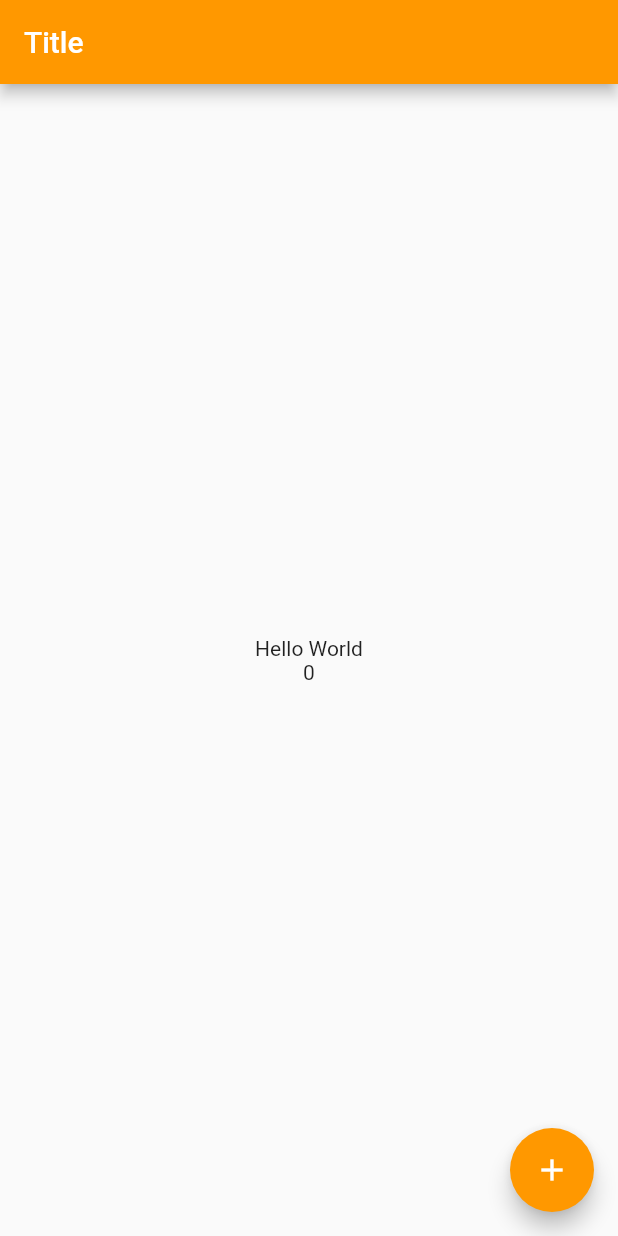
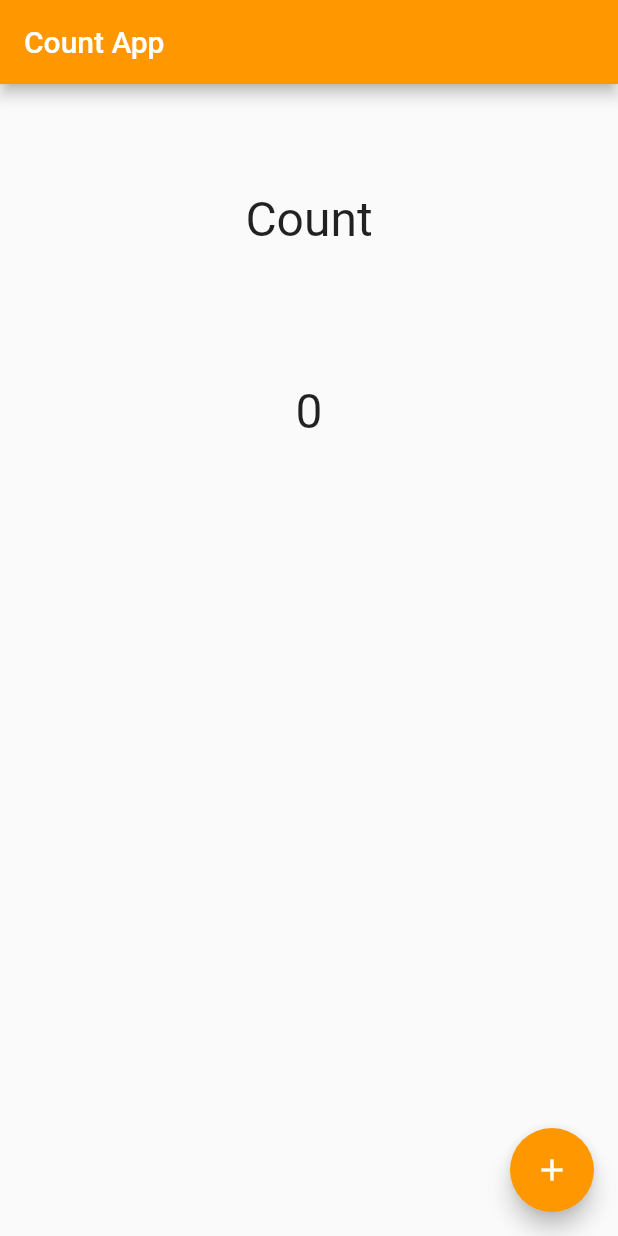
Before and after one commit to oqnunes/flutter-count-app, a Flutter app: the screen it shows after launch, on a phone screen of 412 x 824 dp. Run offline on Flutter 3.47's test engine with Material 2 defaults, Android fonts, the phone set to English and light mode, and no system bars.

Commit message:
style(): improve style and copy

```diff
--- a/lib/main.dart
+++ b/lib/main.dart
@@ -27,14 +27,25 @@ class _HomePageState extends State<HomePage> {
     return Scaffold(
       appBar:
         AppBar(
-          title: const Text("Title"),
+          title: const Text("Count App"),
           backgroundColor: Colors.orange
         ),
       body: Center(
-        child: Text(
-          "Hello World\n$count",
-          textAlign: TextAlign.center
-        )
+        child: Column(
+          children: [
+             const Text(
+              "Count",
+              textAlign: TextAlign.center,
+              style: TextStyle(fontSize: 32, height: 4),
+
+            ),
+             Text(
+              "$count",
+              textAlign: TextAlign.center,
+              style: const TextStyle(fontSize: 32, height: 4),
+            ),
+          ],
+        ),
       ),
       floatingActionButton: FloatingActionButton(
         child: const Icon(Icons.add),
```
